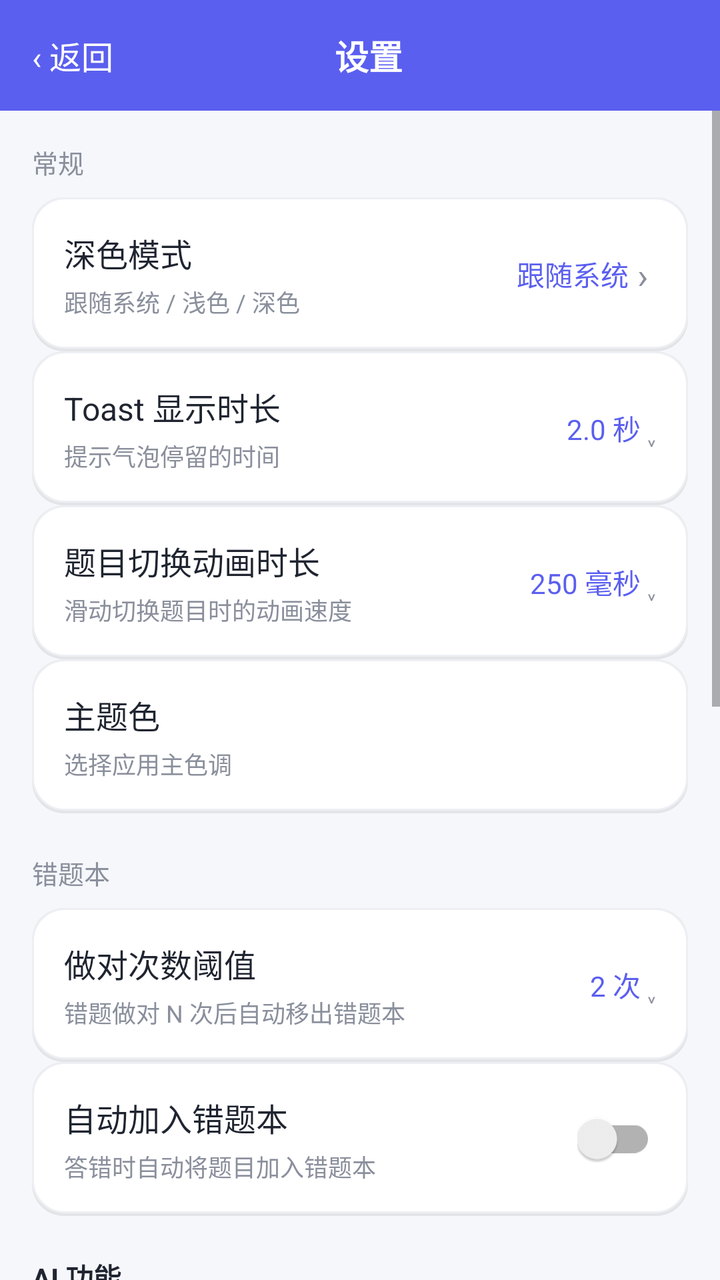
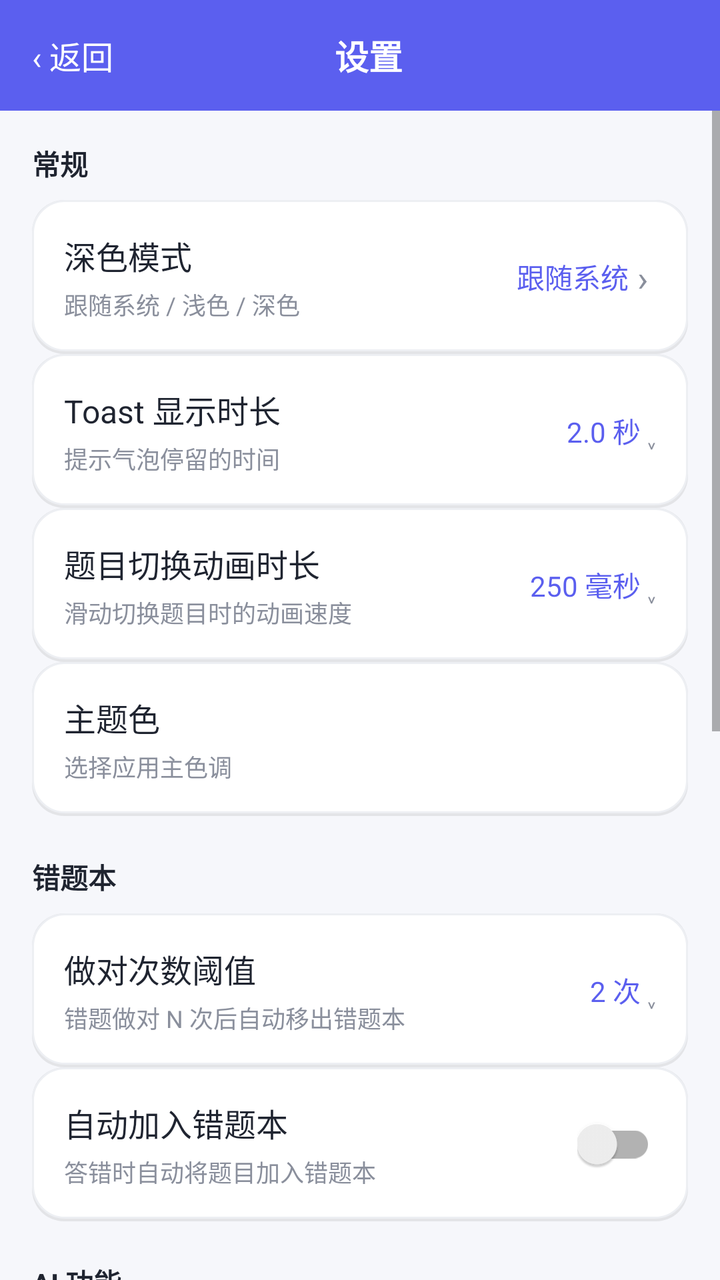

Compare the two renders of this Android layout. The source of the first and the diff that turns it into the second are given below.
<!-- AndroidManifest.xml: application theme Theme.AlgoRobo -->
<!-- res/layout/activity_settings.xml -->
<?xml version="1.0" encoding="utf-8"?>
<LinearLayout xmlns:android="http://schemas.android.com/apk/res/android"
    android:layout_width="match_parent" android:layout_height="match_parent"
    android:orientation="vertical" android:background="@color/bg_page">

    
    <LinearLayout android:id="@+id/settingsTopBar" android:layout_width="match_parent" android:layout_height="wrap_content"
        android:orientation="horizontal" android:gravity="center_vertical"
        android:background="@color/primary" android:padding="12dp">
        <TextView android:id="@+id/btnBackSettings" android:layout_width="wrap_content"
            android:layout_height="wrap_content" android:text="‹ 返回"
            android:textSize="16sp" android:textColor="@android:color/white" android:padding="4dp"/>
        <TextView android:layout_width="0dp" android:layout_height="wrap_content"
            android:layout_weight="1" android:gravity="center" android:text="设置"
            android:textSize="17sp" android:textStyle="bold" android:textColor="@android:color/white"/>
        <TextView android:layout_width="40dp" android:layout_height="wrap_content"/>
    </LinearLayout>

    <ScrollView android:layout_width="match_parent" android:layout_height="0dp" android:layout_weight="1">
        <LinearLayout android:layout_width="match_parent" android:layout_height="wrap_content"
            android:orientation="vertical" android:padding="16dp">

            
            <TextView android:layout_width="wrap_content" android:layout_height="wrap_content"
                android:text="常规" android:textSize="13sp" android:textColor="@color/text_sub"
                android:layout_marginBottom="8dp"/>

            
            <LinearLayout android:layout_width="match_parent" android:layout_height="wrap_content"
                android:orientation="horizontal" android:gravity="center_vertical"
                android:padding="16dp" android:background="@drawable/bg_card">
                <LinearLayout android:layout_width="0dp" android:layout_height="wrap_content"
                    android:layout_weight="1" android:orientation="vertical">
                    <TextView android:layout_width="wrap_content" android:layout_height="wrap_content"
                        android:text="深色模式" android:textSize="16sp" android:textColor="@color/text_main"/>
                    <TextView android:layout_width="wrap_content" android:layout_height="wrap_content"
                        android:layout_marginTop="4dp" android:text="跟随系统 / 浅色 / 深色"
                        android:textSize="12sp" android:textColor="@color/text_sub"/>
                </LinearLayout>
                <LinearLayout android:id="@+id/btnDarkMode" android:layout_width="wrap_content"
                    android:layout_height="wrap_content" android:orientation="horizontal"
                    android:gravity="center_vertical" android:padding="4dp"
                    android:background="?attr/selectableItemBackgroundBorderless">
                    <TextView android:id="@+id/tvDarkModeValue" android:layout_width="wrap_content"
                        android:layout_height="wrap_content" android:text="跟随系统"
                        android:textSize="14sp" android:textColor="@color/primary"/>
                    <TextView android:layout_width="wrap_content" android:layout_height="wrap_content"
                        android:text=" ›" android:textSize="18sp" android:textColor="@color/text_sub"/>
                </LinearLayout>
            </LinearLayout>

            
            <LinearLayout android:layout_width="match_parent" android:layout_height="wrap_content"
                android:orientation="vertical"
                android:padding="16dp" android:background="@drawable/bg_card">
                <LinearLayout android:id="@+id/cardToastHeader" android:layout_width="match_parent" android:layout_height="wrap_content"
                    android:orientation="horizontal" android:gravity="center_vertical">
                    <LinearLayout android:layout_width="0dp" android:layout_height="wrap_content"
                        android:layout_weight="1" android:orientation="vertical">
                        <TextView android:layout_width="wrap_content" android:layout_height="wrap_content"
                            android:text="Toast 显示时长" android:textSize="16sp" android:textColor="@color/text_main"/>
                        <TextView android:layout_width="wrap_content" android:layout_height="wrap_content"
                            android:layout_marginTop="4dp" android:text="提示气泡停留的时间"
                            android:textSize="12sp" android:textColor="@color/text_sub"/>
                    </LinearLayout>
                    <TextView android:id="@+id/tvToastValue" android:layout_width="wrap_content"
                        android:layout_height="wrap_content" android:text="2.0 秒"
                        android:textSize="14sp" android:textColor="@color/primary"/>
                    <TextView android:layout_width="wrap_content" android:layout_height="wrap_content"
                        android:text=" ˯" android:textSize="14sp" android:textColor="@color/text_sub"/>
                </LinearLayout>
                <LinearLayout android:id="@+id/cardToastBody" android:layout_width="match_parent"
                    android:layout_height="wrap_content" android:orientation="vertical" android:visibility="gone">
                    <android.widget.SeekBar android:id="@+id/sbToast" android:layout_width="match_parent"
                        android:layout_height="wrap_content" android:layout_marginTop="12dp"
                        android:max="40"/>
                    <LinearLayout android:layout_width="match_parent" android:layout_height="wrap_content"
                        android:layout_marginTop="4dp" android:orientation="horizontal">
                        <TextView android:layout_width="0dp" android:layout_height="wrap_content"
                            android:layout_weight="1" android:text="1 秒" android:textSize="11sp"
                            android:textColor="@color/text_sub"/>
                        <TextView android:layout_width="0dp" android:layout_height="wrap_content"
                            android:layout_weight="1" android:gravity="end" android:text="5 秒"
                            android:textSize="11sp" android:textColor="@color/text_sub"/>
                    </LinearLayout>
                </LinearLayout>
            </LinearLayout>

            
            <LinearLayout android:layout_width="match_parent" android:layout_height="wrap_content"
                android:orientation="vertical"
                android:padding="16dp" android:background="@drawable/bg_card">
                <LinearLayout android:id="@+id/cardAnimHeader" android:layout_width="match_parent" android:layout_height="wrap_content"
                    android:orientation="horizontal" android:gravity="center_vertical">
                    <LinearLayout android:layout_width="0dp" android:layout_height="wrap_content"
                        android:layout_weight="1" android:orientation="vertical">
                        <TextView android:layout_width="wrap_content" android:layout_height="wrap_content"
                            android:text="题目切换动画时长" android:textSize="16sp" android:textColor="@color/text_main"/>
                        <TextView android:layout_width="wrap_content" android:layout_height="wrap_content"
                            android:layout_marginTop="4dp" android:text="滑动切换题目时的动画速度"
                            android:textSize="12sp" android:textColor="@color/text_sub"/>
                    </LinearLayout>
                    <TextView android:id="@+id/tvAnimValue" android:layout_width="wrap_content"
                        android:layout_height="wrap_content" android:text="250 毫秒"
                        android:textSize="14sp" android:textColor="@color/primary"/>
                    <TextView android:layout_width="wrap_content" android:layout_height="wrap_content"
                        android:text=" ˯" android:textSize="14sp" android:textColor="@color/text_sub"/>
                </LinearLayout>
                <LinearLayout android:id="@+id/cardAnimBody" android:layout_width="match_parent"
                    android:layout_height="wrap_content" android:orientation="vertical" android:visibility="gone">
                    <android.widget.SeekBar android:id="@+id/sbAnim" android:layout_width="match_parent"
                        android:layout_height="wrap_content" android:layout_marginTop="12dp"
                        android:max="50"/>
                    <LinearLayout android:layout_width="match_parent" android:layout_height="wrap_content"
                        android:layout_marginTop="4dp" android:orientation="horizontal">
                        <TextView android:layout_width="0dp" android:layout_height="wrap_content"
                            android:layout_weight="1" android:text="100 毫秒" android:textSize="11sp"
                            android:textColor="@color/text_sub"/>
                        <TextView android:layout_width="0dp" android:layout_height="wrap_content"
                            android:layout_weight="1" android:gravity="end" android:text="600 毫秒"
                            android:textSize="11sp" android:textColor="@color/text_sub"/>
                    </LinearLayout>
                </LinearLayout>
            </LinearLayout>

            
            <LinearLayout android:layout_width="match_parent" android:layout_height="wrap_content"
                android:orientation="vertical" android:padding="16dp" android:background="@drawable/bg_card">
                <TextView android:id="@+id/tvThemeColorTitle" android:layout_width="match_parent" android:layout_height="wrap_content"
                    android:text="主题色" android:textSize="16sp" android:textColor="@color/text_main"
                    android:clickable="true" android:focusable="true"/>
                <TextView android:id="@+id/tvThemeColorSub" android:layout_width="wrap_content" android:layout_height="wrap_content"
                    android:layout_marginTop="4dp" android:text="选择应用主色调"
                    android:textSize="12sp" android:textColor="@color/text_sub"/>
                <HorizontalScrollView android:id="@+id/themeColorScroll" android:layout_width="match_parent"
                    android:layout_height="wrap_content" android:layout_marginTop="12dp"
                    android:scrollbars="none" android:visibility="gone">
                    <LinearLayout android:id="@+id/themeColorPalette"
                        android:layout_width="wrap_content" android:layout_height="wrap_content"
                        android:orientation="horizontal"/>
                </HorizontalScrollView>
                <LinearLayout android:id="@+id/customColorRow" android:layout_width="match_parent"
                    android:layout_height="wrap_content" android:orientation="horizontal"
                    android:layout_marginTop="12dp" android:gravity="center_vertical" android:visibility="gone">
                    <TextView android:id="@+id/customColorBtn" android:layout_width="wrap_content"
                        android:layout_height="wrap_content" android:text="自定义颜色" android:textSize="13sp"
                        android:textColor="@color/primary" android:paddingTop="8dp" android:paddingBottom="8dp"
                        android:paddingEnd="16dp" android:clickable="true" android:focusable="true"/>
                    <TextView android:id="@+id/customColorSwatch" android:layout_width="28dp"
                        android:layout_height="28dp"/>
                </LinearLayout>
            </LinearLayout>

            
            <TextView android:layout_width="wrap_content" android:layout_height="wrap_content"
                android:layout_marginTop="20dp" android:text="错题本" android:textSize="13sp"
                android:textColor="@color/text_sub" android:layout_marginBottom="8dp"/>

            
            <LinearLayout android:layout_width="match_parent" android:layout_height="wrap_content"
                android:orientation="vertical" android:padding="16dp" android:background="@drawable/bg_card">
                <LinearLayout android:id="@+id/cardThresholdHeader" android:layout_width="match_parent" android:layout_height="wrap_content"
                    android:orientation="horizontal" android:gravity="center_vertical">
                    <LinearLayout android:layout_width="0dp" android:layout_height="wrap_content"
                        android:layout_weight="1" android:orientation="vertical">
                        <TextView android:layout_width="wrap_content" android:layout_height="wrap_content"
                            android:text="做对次数阈值" android:textSize="16sp" android:textColor="@color/text_main"/>
                        <TextView android:layout_width="wrap_content" android:layout_height="wrap_content"
                            android:layout_marginTop="4dp" android:text="错题做对 N 次后自动移出错题本"
                            android:textSize="12sp" android:textColor="@color/text_sub"/>
                    </LinearLayout>
                    <TextView android:id="@+id/tvWrongThresholdValue" android:layout_width="wrap_content"
                        android:layout_height="wrap_content" android:text="2 次"
                        android:textSize="14sp" android:textColor="@color/primary"/>
                    <TextView android:layout_width="wrap_content" android:layout_height="wrap_content"
                        android:text=" ˯" android:textSize="14sp" android:textColor="@color/text_sub"/>
                </LinearLayout>
                <LinearLayout android:id="@+id/cardThresholdBody" android:layout_width="match_parent"
                    android:layout_height="wrap_content" android:orientation="vertical" android:visibility="gone">
                    <android.widget.SeekBar android:id="@+id/sbWrongThreshold" android:layout_width="match_parent"
                        android:layout_height="wrap_content" android:layout_marginTop="12dp"
                        android:max="9"/>
                    <LinearLayout android:layout_width="match_parent" android:layout_height="wrap_content"
                        android:layout_marginTop="4dp" android:orientation="horizontal">
                        <TextView android:layout_width="0dp" android:layout_height="wrap_content"
                            android:layout_weight="1" android:text="1 次" android:textSize="11sp"
                            android:textColor="@color/text_sub"/>
                        <TextView android:layout_width="0dp" android:layout_height="wrap_content"
                            android:layout_weight="1" android:gravity="end" android:text="10 次"
                            android:textSize="11sp" android:textColor="@color/text_sub"/>
                    </LinearLayout>
                </LinearLayout>
            </LinearLayout>

            
            <LinearLayout android:layout_width="match_parent" android:layout_height="wrap_content"
                android:orientation="horizontal"
                android:gravity="center_vertical" android:padding="16dp" android:background="@drawable/bg_card">
                <LinearLayout android:layout_width="0dp" android:layout_height="wrap_content"
                    android:layout_weight="1" android:orientation="vertical">
                    <TextView android:layout_width="wrap_content" android:layout_height="wrap_content"
                        android:text="自动加入错题本" android:textSize="16sp" android:textColor="@color/text_main"/>
                    <TextView android:layout_width="wrap_content" android:layout_height="wrap_content"
                       android:layout_marginTop="4dp" android:text="答错时自动将题目加入错题本"
                        android:textSize="12sp" android:textColor="@color/text_sub"/>
                </LinearLayout>
                <androidx.appcompat.widget.SwitchCompat android:id="@+id/swAutoWrong"
                    android:layout_width="wrap_content" android:layout_height="wrap_content"/>
            </LinearLayout>



            
            <TextView android:layout_width="wrap_content" android:layout_height="wrap_content"
                android:layout_marginTop="20dp" android:text="AI 功能" android:textSize="14sp"
                android:textStyle="bold" android:textColor="@color/text_main" android:layout_marginBottom="8dp"/>

            
            <LinearLayout android:layout_width="match_parent" android:layout_height="wrap_content"
                android:orientation="vertical" android:padding="16dp" android:background="@drawable/bg_card">
                <LinearLayout android:layout_width="match_parent" android:layout_height="wrap_content"
                    android:orientation="horizontal" android:gravity="center_vertical">
                    <LinearLayout android:layout_width="0dp" android:layout_height="wrap_content"
                        android:layout_weight="1" android:orientation="vertical">
                        <TextView android:layout_width="wrap_content" android:layout_height="wrap_content"
                            android:text="自动生成解析" android:textSize="16sp" android:textColor="@color/text_main"/>
                        <TextView android:layout_width="wrap_content" android:layout_height="wrap_content"
                            android:layout_marginTop="4dp" android:text="为题目自动生成 AI 解析"
                            android:textSize="12sp" android:textColor="@color/text_sub"/>
                    </LinearLayout>
                    <androidx.appcompat.widget.SwitchCompat android:id="@+id/swAutoAiAnalysis"
                        android:layout_width="wrap_content" android:layout_height="wrap_content"/>
                </LinearLayout>
                <View android:layout_width="match_parent" android:layout_height="1dp"
                    android:layout_marginTop="14dp" android:background="@color/bg_page"/>
                <LinearLayout android:id="@+id/btnAutoAiAnalysisMode"
                    android:layout_width="match_parent" android:layout_height="wrap_content"
                    android:layout_marginTop="14dp" android:orientation="horizontal" android:gravity="center_vertical">
                    <LinearLayout android:layout_width="0dp" android:layout_height="wrap_content"
                        android:layout_weight="1" android:orientation="vertical">
                        <TextView android:layout_width="wrap_content" android:layout_height="wrap_content"
                            android:text="解析模式" android:textSize="16sp" android:textColor="@color/text_main"/>
                        <TextView android:layout_width="wrap_content" android:layout_height="wrap_content"
                            android:layout_marginTop="4dp" android:text="选择自动解析的触发范围"
                            android:textSize="12sp" android:textColor="@color/text_sub"/>
                    </LinearLayout>
                    <TextView android:id="@+id/tvAutoAiAnalysisModeValue"
                        android:layout_width="wrap_content" android:layout_height="wrap_content"
                        android:text="对错都生成解析" android:textSize="14sp" android:textColor="@color/primary"/>
                    <TextView android:layout_width="wrap_content" android:layout_height="wrap_content"
                        android:text=" ›" android:textSize="18sp" android:textColor="@color/text_sub"/>
                </LinearLayout>
            </LinearLayout>

            
            <LinearLayout android:id="@+id/btnAiModelConfig" android:layout_width="match_parent"
                android:layout_height="wrap_content"
                android:orientation="horizontal" android:gravity="center_vertical"
                android:padding="16dp" android:background="@drawable/bg_card"
                android:foreground="?attr/selectableItemBackground">
                <LinearLayout android:layout_width="0dp" android:layout_height="wrap_content"
                    android:layout_weight="1" android:orientation="vertical">
                    <TextView android:layout_width="wrap_content" android:layout_height="wrap_content"
                        android:text="AI 模型配置" android:textSize="16sp" android:textColor="@color/text_main"/>
                    <TextView android:layout_width="wrap_content" android:layout_height="wrap_content"
                        android:layout_marginTop="4dp" android:text="模型、API Key 与 Base URL"
                        android:textSize="12sp" android:textColor="@color/text_sub"/>
                </LinearLayout>
                <TextView android:id="@+id/tvAiModelValue" android:layout_width="wrap_content"
                    android:layout_height="wrap_content" android:text="Operit AI"
                    android:textSize="14sp" android:textColor="@color/primary"/>
                <TextView android:layout_width="wrap_content" android:layout_height="wrap_content"
                    android:text=" ›" android:textSize="18sp" android:textColor="@color/text_sub"/>
            </LinearLayout>

            
            <TextView android:layout_width="wrap_content" android:layout_height="wrap_content"
                android:layout_marginTop="20dp" android:text="题库下载目录" android:textSize="13sp"
                android:textColor="@color/text_sub" android:layout_marginBottom="8dp"/>

            
            <LinearLayout android:layout_width="match_parent" android:layout_height="wrap_content"
                android:orientation="vertical" android:padding="16dp" android:background="@drawable/bg_card">
                <TextView android:layout_width="wrap_content" android:layout_height="wrap_content"
                    android:text="下载目录" android:textSize="16sp" android:textColor="@color/text_main"/>
                <TextView android:id="@+id/tvExamDir" android:layout_width="match_parent"
                    android:layout_height="wrap_content" android:layout_marginTop="6dp"
                    android:text="" android:textSize="12sp" android:textColor="@color/text_sub"
                    android:textIsSelectable="true"/>
                <HorizontalScrollView android:layout_width="match_parent"
                    android:layout_height="wrap_content" android:layout_marginTop="12dp"
                    android:scrollbars="none">
                    <LinearLayout android:layout_width="wrap_content"
                        android:layout_height="wrap_content" android:orientation="horizontal">
                        <TextView android:id="@+id/btnChangeExamDir" android:layout_width="wrap_content"
                            android:layout_height="wrap_content" android:paddingVertical="10dp" android:paddingHorizontal="18dp"
                            android:text="更改目录" android:textSize="14sp" android:textColor="@android:color/white"
                            android:background="@drawable/bg_btn_primary"/>
                        <TextView android:id="@+id/btnOpenExamDir" android:layout_width="wrap_content"
                            android:layout_height="wrap_content" android:paddingVertical="10dp" android:paddingHorizontal="18dp"
                            android:layout_marginStart="12dp" android:text="打开目录"
                            android:textSize="14sp" android:textColor="@android:color/white"
                            android:background="@drawable/bg_btn_primary"/>
                    </LinearLayout>
                </HorizontalScrollView>
            </LinearLayout>

            
            <TextView android:layout_width="wrap_content" android:layout_height="wrap_content"
                android:layout_marginTop="20dp" android:text="更多" android:textSize="13sp"
                android:textColor="@color/text_sub" android:layout_marginBottom="8dp"/>

            
            <LinearLayout android:layout_width="match_parent" android:layout_height="wrap_content"
                android:orientation="horizontal" android:gravity="center_vertical"
                android:padding="16dp" android:background="@drawable/bg_card">
                <LinearLayout android:layout_width="0dp" android:layout_height="wrap_content"
                    android:layout_weight="1" android:orientation="vertical">
                    <TextView android:layout_width="wrap_content" android:layout_height="wrap_content"
                        android:text="自动下一题" android:textSize="16sp" android:textColor="@color/text_main"/>
                    <TextView android:layout_width="wrap_content" android:layout_height="wrap_content"
                        android:layout_marginTop="4dp" android:text="做对题目自动切换下一题，做错不自动切换"
                        android:textSize="12sp" android:textColor="@color/text_sub"/>
                </LinearLayout>
                <androidx.appcompat.widget.SwitchCompat android:id="@+id/swAutoNext"
                    android:layout_width="wrap_content" android:layout_height="wrap_content"/>
            </LinearLayout>
        </LinearLayout>
    </ScrollView>
</LinearLayout>
<!-- resources referenced by this layout -->
<resources>
  <color name="bg_page">#F6F7FB</color>
  <color name="primary">#5B5FEF</color>
  <color name="text_main">#1F2430</color>
  <color name="text_sub">#8A8F9C</color>
  <!-- drawable bg_btn_primary (drawable) -->
  <?xml version="1.0" encoding="utf-8"?>
  <shape xmlns:android="http://schemas.android.com/apk/res/android">
      <solid android:color="@color/primary" />
      <corners android:radius="23dp" />
  </shape>
  <!-- drawable bg_card (drawable) -->
  <?xml version="1.0" encoding="utf-8"?>
  <layer-list xmlns:android="http://schemas.android.com/apk/res/android">
      
      <item>
          <shape android:shape="rectangle">
              <solid android:color="#14000000" />
              <corners android:radius="16dp" />
          </shape>
      </item>
      
      <item android:bottom="1.5dp">
          <shape android:shape="rectangle">
              <solid android:color="@color/card_bg" />
              <corners android:radius="16dp" />
              <stroke android:width="1dp" android:color="@color/divider" />
          </shape>
      </item>
  </layer-list>
  <style name="Theme.AlgoRobo" parent="Theme.AppCompat.DayNight.NoActionBar">
          <item name="colorPrimary">@color/primary</item>
          <item name="colorPrimaryDark">@color/primary_dark</item>
          <item name="colorAccent">@color/primary</item>
          <item name="android:windowBackground">@color/bg_page</item>
          <item name="android:navigationBarColor">@color/bg_page</item>
          <item name="android:windowLightStatusBar">false</item>
          <item name="android:windowLayoutInDisplayCutoutMode">shortEdges</item>
      </style>
  <color name="card_bg">#FFFFFF</color>
  <color name="divider">#EDEFF3</color>
  <color name="primary_dark">#4A4ED6</color>
</resources>

<!-- the commit's change to res/layout/activity_settings.xml (unified diff, before → after) -->
@@ -22,8 +22,8 @@
 
             
             <TextView android:layout_width="wrap_content" android:layout_height="wrap_content"
-                android:text="常规" android:textSize="13sp" android:textColor="@color/text_sub"
-                android:layout_marginBottom="8dp"/>
+                android:text="常规" android:textSize="14sp" android:textStyle="bold"
+                android:textColor="@color/text_main" android:layout_marginBottom="8dp"/>
 
             
             <LinearLayout android:layout_width="match_parent" android:layout_height="wrap_content"
@@ -153,8 +153,8 @@
 
             
             <TextView android:layout_width="wrap_content" android:layout_height="wrap_content"
-                android:layout_marginTop="20dp" android:text="错题本" android:textSize="13sp"
-                android:textColor="@color/text_sub" android:layout_marginBottom="8dp"/>
+                android:layout_marginTop="20dp" android:text="错题本" android:textSize="14sp"
+                android:textStyle="bold" android:textColor="@color/text_main" android:layout_marginBottom="8dp"/>
 
             
             <LinearLayout android:layout_width="match_parent" android:layout_height="wrap_content"
@@ -275,40 +275,50 @@
 
             
             <TextView android:layout_width="wrap_content" android:layout_height="wrap_content"
-                android:layout_marginTop="20dp" android:text="题库下载目录" android:textSize="13sp"
-                android:textColor="@color/text_sub" android:layout_marginBottom="8dp"/>
+                android:layout_marginTop="20dp" android:text="题库下载目录" android:textSize="14sp"
+                android:textStyle="bold" android:textColor="@color/text_main" android:layout_marginBottom="8dp"/>
 
             
             <LinearLayout android:layout_width="match_parent" android:layout_height="wrap_content"
                 android:orientation="vertical" android:padding="16dp" android:background="@drawable/bg_card">
-                <TextView android:layout_width="wrap_content" android:layout_height="wrap_content"
-                    android:text="下载目录" android:textSize="16sp" android:textColor="@color/text_main"/>
+                <LinearLayout android:id="@+id/cardExamDirHeader" android:layout_width="wrap_content"
+                    android:layout_height="wrap_content" android:orientation="horizontal"
+                    android:gravity="center_vertical" android:clickable="true" android:focusable="true">
+                    <TextView android:layout_width="wrap_content" android:layout_height="wrap_content"
+                        android:text="下载目录" android:textSize="16sp" android:textColor="@color/text_main"/>
+                    <TextView android:id="@+id/ivExamDirArrow" android:layout_width="wrap_content"
+                        android:layout_height="wrap_content" android:text=" ›" android:textSize="18sp"
+                        android:textColor="@color/text_sub" android:layout_marginStart="4dp"/>
+                </LinearLayout>
                 <TextView android:id="@+id/tvExamDir" android:layout_width="match_parent"
                     android:layout_height="wrap_content" android:layout_marginTop="6dp"
                     android:text="" android:textSize="12sp" android:textColor="@color/text_sub"
                     android:textIsSelectable="true"/>
-                <HorizontalScrollView android:layout_width="match_parent"
-                    android:layout_height="wrap_content" android:layout_marginTop="12dp"
-                    android:scrollbars="none">
-                    <LinearLayout android:layout_width="wrap_content"
-                        android:layout_height="wrap_content" android:orientation="horizontal">
-                        <TextView android:id="@+id/btnChangeExamDir" android:layout_width="wrap_content"
-                            android:layout_height="wrap_content" android:paddingVertical="10dp" android:paddingHorizontal="18dp"
-                            android:text="更改目录" android:textSize="14sp" android:textColor="@android:color/white"
-                            android:background="@drawable/bg_btn_primary"/>
-                        <TextView android:id="@+id/btnOpenExamDir" android:layout_width="wrap_content"
-                            android:layout_height="wrap_content" android:paddingVertical="10dp" android:paddingHorizontal="18dp"
-                            android:layout_marginStart="12dp" android:text="打开目录"
-                            android:textSize="14sp" android:textColor="@android:color/white"
-                            android:background="@drawable/bg_btn_primary"/>
-                    </LinearLayout>
-                </HorizontalScrollView>
-            </LinearLayout>
-
-            
-            <TextView android:layout_width="wrap_content" android:layout_height="wrap_content"
-                android:layout_marginTop="20dp" android:text="更多" android:textSize="13sp"
-                android:textColor="@color/text_sub" android:layout_marginBottom="8dp"/>
+                <LinearLayout android:id="@+id/examDirButtons" android:layout_width="match_parent"
+                    android:layout_height="wrap_content" android:orientation="vertical" android:visibility="gone">
+                    <HorizontalScrollView android:layout_width="match_parent"
+                        android:layout_height="wrap_content" android:layout_marginTop="12dp"
+                        android:scrollbars="none">
+                        <LinearLayout android:layout_width="wrap_content"
+                            android:layout_height="wrap_content" android:orientation="horizontal">
+                            <TextView android:id="@+id/btnChangeExamDir" android:layout_width="wrap_content"
+                                android:layout_height="wrap_content" android:paddingVertical="10dp" android:paddingHorizontal="18dp"
+                                android:text="更改目录" android:textSize="14sp" android:textColor="@android:color/white"
+                                android:background="@drawable/bg_btn_primary"/>
+                            <TextView android:id="@+id/btnOpenExamDir" android:layout_width="wrap_content"
+                                android:layout_height="wrap_content" android:paddingVertical="10dp" android:paddingHorizontal="18dp"
+                                android:layout_marginStart="12dp" android:text="打开目录"
+                                android:textSize="14sp" android:textColor="@android:color/white"
+                                android:background="@drawable/bg_btn_primary"/>
+                        </LinearLayout>
+                    </HorizontalScrollView>
+                </LinearLayout>
+            </LinearLayout>
+
+            
+            <TextView android:layout_width="wrap_content" android:layout_height="wrap_content"
+                android:layout_marginTop="20dp" android:text="更多" android:textSize="14sp"
+                android:textStyle="bold" android:textColor="@color/text_main" android:layout_marginBottom="8dp"/>
 
             
             <LinearLayout android:layout_width="match_parent" android:layout_height="wrap_content"
